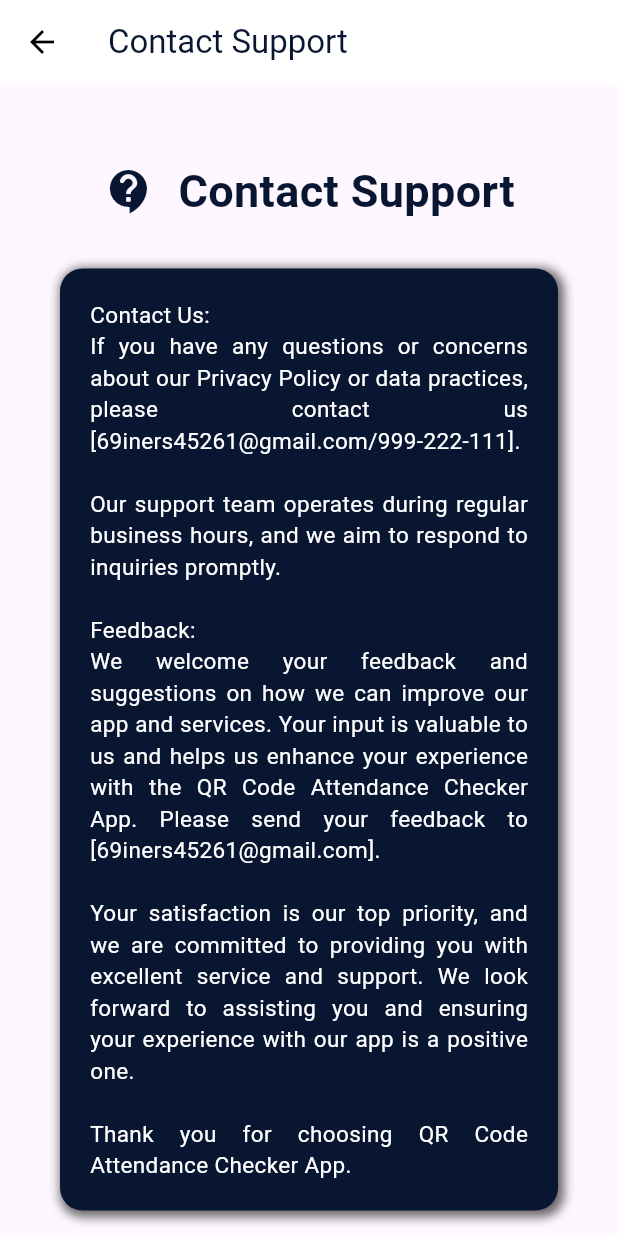
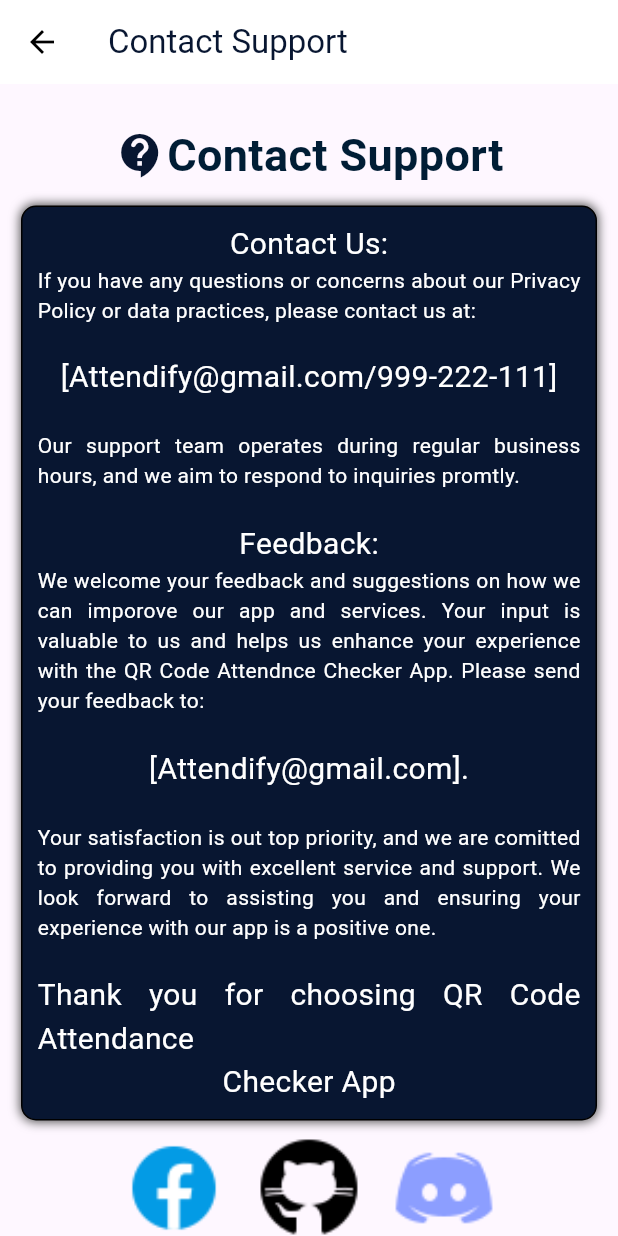
Before and after one commit to Amawers/attendifyyy, a Flutter app: the ContactSupport screen opened directly, on a phone screen of 412 x 824 dp. Run offline on Flutter 3.47's test engine with Material 3 defaults, Android fonts, the phone set to English and light mode, and no system bars; our stand-ins replace email_validator, image_picker, shared_preferences; missing offline and left inert: mobile_scanner; accounts and stored records are empty.

Commit message:
Final Changes For UI

```diff
--- a/lib/core/info_pages/contact_support.dart
+++ b/lib/core/info_pages/contact_support.dart
@@ -19,12 +19,11 @@ class _ContactSupportState extends State<ContactSupport> {
             ),
         backgroundColor: Colors.white,
       ),
-      body: Container(
-        child: Column(
+      body: ListView(
+        padding: const EdgeInsets.all(14.0),
         children: [
-            Container(
-              margin: const EdgeInsets.only(top: 50),
-              child: const Row(
+          const SizedBox(height: 12.0),
+          const Row(
             mainAxisAlignment: MainAxisAlignment.center,
             children: [
               Icon(
@@ -32,73 +31,137 @@ class _ContactSupportState extends State<ContactSupport> {
                 color: Color(0xFF081631),
                 size: 35,
               ),
-                  SizedBox(width: 15),
               Text(
-                    'Contact Support',
+                "Contact Support",
                 style: TextStyle(
-                      color: Color(0xFF081631),
                   fontSize: 30,
+                  color: Color.fromARGB(255, 0, 29, 53),
                   fontWeight: FontWeight.bold,
                 ),
               ),
             ],
+
           ),
+          const SizedBox(height: 12.0),
+          Container(
+            decoration: BoxDecoration(
+                boxShadow: const[
+                  BoxShadow(
+                    color: Color.fromARGB(255, 80, 80, 80),
+                    spreadRadius: 0.6,
+                    blurRadius: 5,
                   ),
-            const SizedBox(width: 100),
-            Container(
-              margin: const EdgeInsets.only(top: 30, left: 40, right: 40),
-              padding: const EdgeInsets.all(20),
-              decoration: BoxDecoration(
-                borderRadius: BorderRadius.circular(15),
-                color: const Color(0xFF081631),
-                boxShadow: [
-                  BoxShadow(
-                    color:
-                        Colors.black.withOpacity(0.6), // Set the shadow color
-                    spreadRadius: 2, // Set the spread radius
-                    blurRadius: 5, // Set the blur radius
-                    offset: const Offset(2, 2), // Set the shadow offset
+                ],
+                borderRadius: BorderRadius.circular(10.0),
+                border: Border.all(color: Colors.black),
+                color: const Color(0xFF081631)),
+            padding: const EdgeInsets.all(10.0),
+            child: const Column(
+              children: [
+                Text(
+                  "Contact Us:",
+                  style: TextStyle(fontSize: 20, color: Colors.white),
+                  textAlign: TextAlign.justify,
+                ),
+                Text(
+                  "If you have any questions or concerns about our Privacy Policy or data practices, please contact us at:",
+                  style: TextStyle(fontSize: 14, color: Colors.white),
+                  textAlign: TextAlign.justify,
+                ),
+                Text(" "),
+                Text(
+                  "[Attendify@gmail.com/999-222-111]",
+                  style: TextStyle(fontSize: 20, color: Colors.white),
+                  textAlign: TextAlign.justify,
+                ),
+                Text(''),
+                Text(
+                  "Our support team operates during regular business hours, and we aim to respond to inquiries promtly.",
+                  style: TextStyle(fontSize: 14, color: Colors.white),
+                  textAlign: TextAlign.justify,
+                ),
+                Text(''),
+                Text(
+                  "Feedback:",
+                  style: TextStyle(fontSize: 20, color: Colors.white),
+                  textAlign: TextAlign.justify,
+                ),
+                Text(
+                  "We welcome your feedback and suggestions on how we can imporove our app and services. Your input is valuable to us and helps us enhance your experience with the QR Code Attendnce Checker App. Please send your feedback to:",
+                  style: TextStyle(fontSize: 14, color: Colors.white),
+                  textAlign: TextAlign.justify,
+                ),
+                Text(''),
+                Text(
+                  "[Attendify@gmail.com].",
+                  style: TextStyle(fontSize: 20, color: Colors.white),
+                  textAlign: TextAlign.justify,
+                ),
+                Text(''),
+                Text(
+                  "Your satisfaction is out top priority, and we are comitted to providing you with excellent service and support. We look forward to assisting you and ensuring your experience with our app is a positive one.",
+                  style: TextStyle(fontSize: 14, color: Colors.white),
+                  textAlign: TextAlign.justify,
+                ),
+                Text(''),
+                Text(
+                  "Thank you for choosing QR Code Attendance",
+                  style: TextStyle(fontSize: 20, color: Colors.white),
+                  textAlign: TextAlign.justify,
+                ),
+                Text(
+                  "Checker App",
+                  style: TextStyle(fontSize: 20, color: Colors.white),
+                  textAlign: TextAlign.justify,
                 ),
               ],
             ),
-              child: const Text(
-                '''Contact Us:\nIf you have any questions or concerns about our Privacy Policy or data practices, please contact us [69iners45261@gmail.com/999-222-111].
-                \nOur support team operates during regular business hours, and we aim to respond to inquiries promptly.
-                \nFeedback:\nWe welcome your feedback and suggestions on how we can improve our app and services. Your input is valuable to us and helps us enhance your experience with the QR Code Attendance Checker App. Please send your feedback to [69iners45261@gmail.com].
-                \nYour satisfaction is our top priority, and we are committed to providing you with excellent service and support. We look forward to assisting you and ensuring your experience with our app is a positive one.
-                \nThank you for choosing QR Code Attendance Checker App.''',
-                style: TextStyle(
-                  color: Colors.white,
-                  fontSize: 15,
-                  fontWeight: FontWeight.normal,
           ),
-                textAlign: TextAlign.justify,
+                Row(
+                  mainAxisAlignment: MainAxisAlignment.center,
+                  children: [
+                    Padding(
+                      padding: const EdgeInsets.all(10.0),
+                      child: InkWell(
+                        onTap: (){},
+                        splashColor: Colors.grey,
+                        child: Ink.image(
+                          image: const AssetImage('assets/images/facebook.png'),
+                          fit: BoxFit.cover,
+                          width: 70,
+                          height: 70,
                         ),
                       ),
-            const SizedBox(height: 25),
-            ElevatedButton(
-              onPressed: () {
-                Navigator.pop(context);
-              },
-              style: ElevatedButton.styleFrom(
-                minimumSize: const Size(150, 60),
-                primary: const Color(0xFF081631),
-                onPrimary: Colors.white,
-                padding: const EdgeInsets.all(15),
-                shape: RoundedRectangleBorder(
-                  borderRadius: BorderRadius.circular(10),
+                    ),
+                    Padding(
+                      padding: const EdgeInsets.all(10.0),
+                      child: InkWell(
+                        onTap: (){},
+                        splashColor: Colors.grey,
+                        child: Ink.image(
+                          image: const AssetImage('assets/images/github.png'),
+                          fit: BoxFit.cover,
+                          width: 70,
+                          height: 70,
                         ),
                       ),
-              child: const Text(
-                'BACK',
-                style: TextStyle(
-                  fontSize: 16,
-                  fontWeight: FontWeight.bold,
+                    ),
+                    Padding(
+                      padding: const EdgeInsets.all(10.0),
+                      child: InkWell(
+                        onTap: (){},
+                        splashColor: Colors.grey,
+                        child: Ink.image(
+                          image: const AssetImage('assets/images/discord.png'),
+                          fit: BoxFit.cover,
+                          width: 70,
+                          height: 70,
                         ),
                       ),
                     ),
                   ],
                 ),
+        ],
       ),
     );
   }
```
Also changed, not shown: lib/core/info_pages/privacy_policy.dart (+72 -18 lines), assets/images/discord.png (added), assets/images/facebook.png (added), assets/images/github.png (added), assets/images/privacy.png (added). Lines whose indentation alone changed are shown as unchanged.
